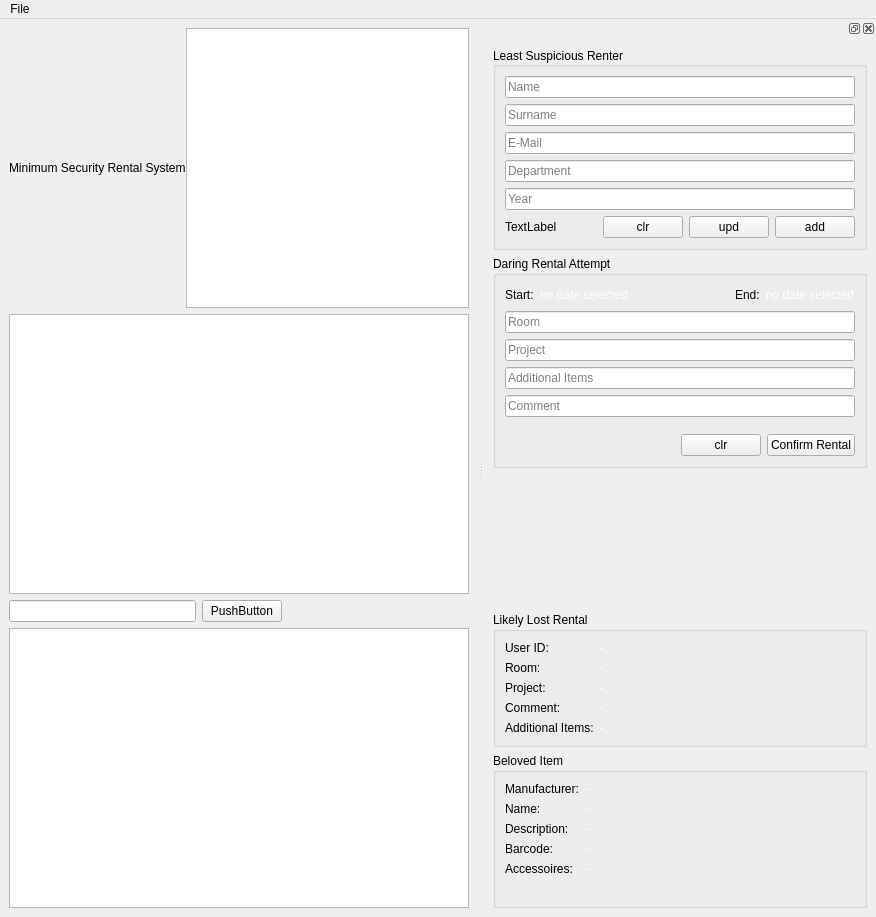
The window that MinimumSecurityRentalSystem/mainwindow.ui (clockdiv/Minimum-Security-Rental-System) describes before a commit, drawn with Qt 5.
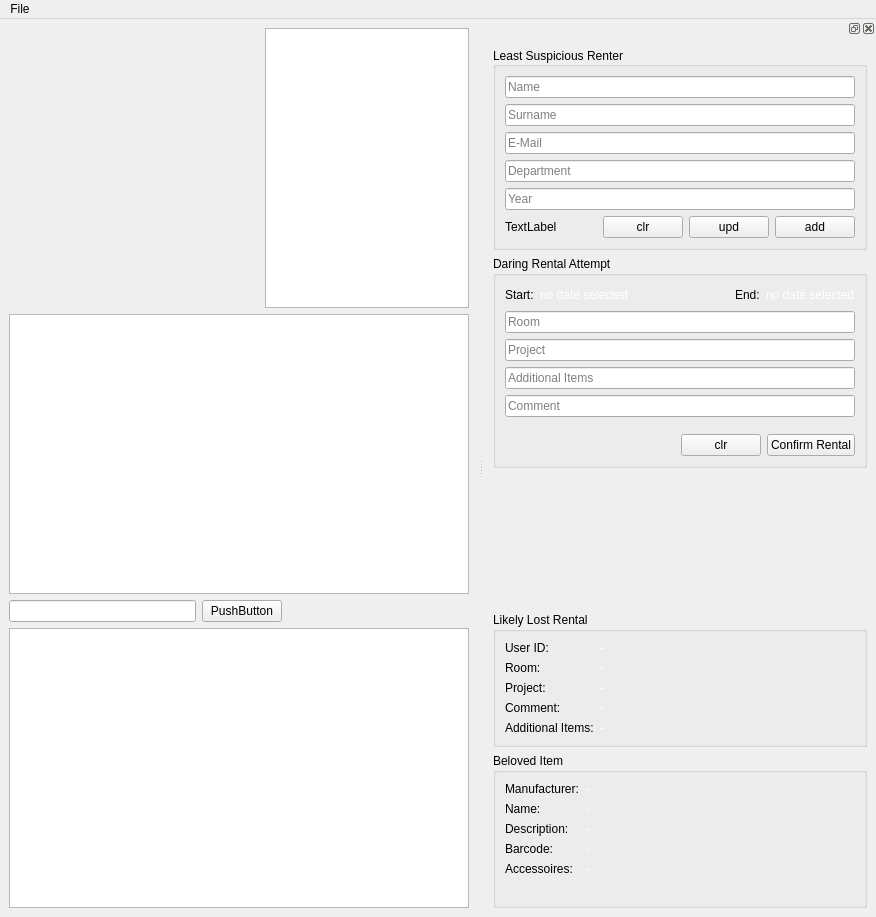
The same window after the commit.

```diff
--- a/MinimumSecurityRentalSystem/mainwindow.ui
+++ b/MinimumSecurityRentalSystem/mainwindow.ui
@@ -32,19 +32,37 @@
       <item>
        <widget class="QLabel" name="AppLogo">
         <property name="sizePolicy">
-         <sizepolicy hsizetype="Fixed" vsizetype="Preferred">
+         <sizepolicy hsizetype="Preferred" vsizetype="Minimum">
           <horstretch>0</horstretch>
           <verstretch>0</verstretch>
          </sizepolicy>
         </property>
         <property name="minimumSize">
          <size>
+          <width>256</width>
+          <height>64</height>
+         </size>
+        </property>
+        <property name="maximumSize">
+         <size>
+          <width>1024</width>
+          <height>256</height>
+         </size>
+        </property>
+        <property name="sizeIncrement">
+         <size>
           <width>0</width>
           <height>0</height>
          </size>
         </property>
         <property name="text">
-         <string>Minimum Security Rental System</string>
+         <string/>
+        </property>
+        <property name="scaledContents">
+         <bool>false</bool>
+        </property>
+        <property name="wordWrap">
+         <bool>false</bool>
         </property>
        </widget>
       </item>
```
